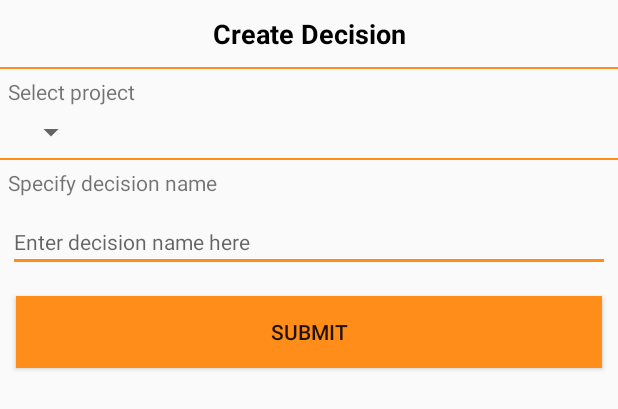
After one commit to strauss115/DecisionManagement, an Android app: the layout fragmentdialog_add.xml on its own in the app's theme, with its tools: preview values and no code run, on a phone screen of 412 x 824 dp. The commit adds this screen. Shown: the top 409 px of the screen. Run offline under Robolectric (Android 15) with nearby library versions, the phone set to English and light mode, and no system bars.

Commit message:
Add Decision View

```diff
--- a/DecisionManagementAndroidApp/app/src/main/java/at/jku/se/decisiondocu/MainActivity.java
+++ b/DecisionManagementAndroidApp/app/src/main/java/at/jku/se/decisiondocu/MainActivity.java
@@ -14,7 +14,6 @@ import android.support.v7.widget.Toolbar;
 import android.util.Log;
 import android.view.Menu;
 import android.view.MenuItem;
-import android.view.View;
 import android.widget.TextView;
 
 import org.androidannotations.annotations.AfterViews;
@@ -24,12 +23,12 @@ import org.androidannotations.annotations.EFragment;
 import org.androidannotations.annotations.ViewById;
 
 import at.jku.se.decisiondocu.asynctask.RestNetworkTasks;
+import at.jku.se.decisiondocu.dialog.CreateDecisionDialog_;
 import at.jku.se.decisiondocu.fragments.ChatFragment_;
 import at.jku.se.decisiondocu.fragments.SearchFragment_;
 import at.jku.se.decisiondocu.fragments.TeamFragment_;
 import at.jku.se.decisiondocu.login.SaveSharedPreference;
 import at.jku.se.decisiondocu.restclient.RestClient;
-import at.jku.se.decisiondocu.restclient.RestHelper;
 
 @EActivity(R.layout.activity_main)
 public class MainActivity extends AppCompatActivity {
@@ -150,6 +149,8 @@ public class MainActivity extends AppCompatActivity {
     void fab_pressed(){
         Snackbar.make(mViewPager, "Replace with your own action", Snackbar.LENGTH_LONG)
                 .setAction("Action", null).show();
+        CreateDecisionDialog_ creatdialog = new CreateDecisionDialog_();
+        creatdialog.show(getSupportFragmentManager(), "Create new Decision");
     }
 
 
--- /dev/null
+++ b/DecisionManagementAndroidApp/app/src/main/java/at/jku/se/decisiondocu/dialog/CreateDecisionDialog.java
@@ -0,0 +1,43 @@
+package at.jku.se.decisiondocu.dialog;
+
+import android.support.v4.app.DialogFragment;
+import android.util.Log;
+import android.widget.LinearLayout;
+import android.widget.Spinner;
+
+import org.androidannotations.annotations.AfterViews;
+import org.androidannotations.annotations.Bean;
+import org.androidannotations.annotations.Click;
+import org.androidannotations.annotations.EFragment;
+import org.androidannotations.annotations.ViewById;
+
+import at.jku.se.decisiondocu.R;
+import at.jku.se.decisiondocu.beans.TeamAdapter;
+
+/**
+ * Created by Benjamin on 24.12.2015.
+ */
+@EFragment(R.layout.fragmentdialog_add)
+public class CreateDecisionDialog extends DialogFragment {
+
+    @ViewById(R.id.teamchoosspinner)
+    Spinner spinner;
+
+    @Bean
+    TeamAdapter mAdapter;
+
+    @AfterViews
+    void init() {
+        getDialog().getWindow().setLayout(400,LinearLayout.LayoutParams.WRAP_CONTENT);
+        spinner.setAdapter(mAdapter);
+
+    }
+
+    @Click(R.id.add_btn_submit)
+    void submit() {
+        Log.d("btn", "submit");
+    }
+
+
+
+}
--- a/DecisionManagementAndroidApp/app/src/main/java/at/jku/se/decisiondocu/restclient/RestHelper.java
+++ b/DecisionManagementAndroidApp/app/src/main/java/at/jku/se/decisiondocu/restclient/RestHelper.java
@@ -1,6 +1,4 @@
 package at.jku.se.decisiondocu.restclient;
-
-import com.fasterxml.jackson.annotation.JsonIgnoreProperties;
 
 import org.glassfish.hk2.api.Descriptor;
 import org.glassfish.hk2.api.Filter;
@@ -21,6 +19,7 @@ public class RestHelper {
 
     public static boolean DEBUG_MODE = true;
 
+   // public static final String BASEURL_OFFLINE = "http://192.168.0.104:8080/DecisionDocu/api/";
     public static final String BASEURL_OFFLINE = "http://itchyaut22.ddns.net:8080/DecisionDocu/api/";
     private static final String BASEURL_ONLINE = "http://ubuntu.mayerb.net:8080/DecisionDocu/api/";
 
--- a/DecisionManagementAndroidApp/app/src/main/res/layout/fragment_search.xml
+++ b/DecisionManagementAndroidApp/app/src/main/res/layout/fragment_search.xml
@@ -54,14 +54,16 @@
                     android:textColor="@color/colorPrimaryDark" />
             </LinearLayout>
 
-            <View style="@style/Divider" />
+            <View style="@style/ListDivider" />
         </LinearLayout>
 
         <!-- List View -->
         <ListView
             android:id="@+id/list_view"
             android:layout_width="fill_parent"
-            android:layout_height="wrap_content" />
+            android:layout_height="wrap_content"
+            android:divider="@color/colorAccent"
+            android:dividerHeight="1dip" />
     </LinearLayout>
 
 </android.support.v4.widget.SwipeRefreshLayout>
--- /dev/null
+++ b/DecisionManagementAndroidApp/app/src/main/res/layout/fragmentdialog_add.xml
@@ -0,0 +1,87 @@
+<?xml version="1.0" encoding="utf-8"?>
+<RelativeLayout xmlns:android="http://schemas.android.com/apk/res/android"
+    android:orientation="vertical" android:layout_width="match_parent"
+    android:layout_height="wrap_content">
+
+    <LinearLayout xmlns:android="http://schemas.android.com/apk/res/android"
+        android:orientation="vertical" android:layout_width="match_parent"
+        android:layout_height="wrap_content">
+
+    <TextView
+        android:layout_width="match_parent"
+        android:layout_height="wrap_content"
+        android:textAppearance="?android:attr/textAppearanceMedium"
+        android:text="@string/create_decision"
+        android:textColor="@color/textFieldColor"
+        android:textStyle="bold"
+        android:gravity="center"
+        android:id="@+id/search_detail_title"
+        android:layout_gravity="center_horizontal"
+        android:layout_margin="10dp" />
+
+    <View style="@style/ListDivider" />
+
+    <TextView
+        android:layout_width="wrap_content"
+        android:layout_height="wrap_content"
+        android:textAppearance="?android:attr/textAppearanceSmall"
+        android:text="@string/add_select_team"
+        android:layout_margin="5dp" />
+
+    <LinearLayout
+        android:layout_width="match_parent"
+        android:layout_height="wrap_content"
+        android:orientation="horizontal"
+        android:paddingBottom="5dp"
+        android:paddingLeft="10dp"
+        android:paddingRight="10dp" >
+
+        <Spinner
+            android:id="@+id/teamchoosspinner"
+            android:layout_width="wrap_content"
+            android:layout_height="wrap_content" />
+    </LinearLayout>
+
+    <View style="@style/ListDivider" />
+
+    <TextView
+        android:layout_width="wrap_content"
+        android:layout_height="wrap_content"
+        android:textAppearance="?android:attr/textAppearanceSmall"
+        android:text="@string/add_select_desc_name"
+        android:layout_marginTop="5dp"
+        android:layout_marginLeft="5dp" />
+
+    <EditText
+        android:layout_width="match_parent"
+        android:layout_height="wrap_content"
+        android:id="@+id/add_desc_name"
+        android:layout_gravity="center_horizontal"
+        android:layout_marginTop="10dp"
+        android:layout_marginLeft="5dp"
+        android:layout_marginRight="5dp"
+        android:hint="Enter decision name here"
+        android:textAppearance="?android:attr/textAppearanceSmall"
+        android:layout_marginBottom="5dp" />
+
+    <LinearLayout
+        android:orientation="horizontal"
+        android:layout_width="match_parent"
+        android:layout_height="match_parent"
+        android:layout_margin="5dp">
+
+        <Button
+            android:layout_width="0dp"
+            android:layout_weight=".50"
+            android:layout_margin="5dp"
+            android:background="@color/colorAccent"
+            android:layout_height="wrap_content"
+            android:text="Submit"
+            android:id="@+id/add_btn_submit"
+            android:layout_marginLeft="10dp"
+            android:layout_marginRight="10dp" />
+    </LinearLayout>
+
+</LinearLayout>
+
+</RelativeLayout>
--- a/DecisionManagementAndroidApp/app/src/main/res/values/strings.xml
+++ b/DecisionManagementAndroidApp/app/src/main/res/values/strings.xml
@@ -53,5 +53,6 @@
     <string name="itemname_test"><![CDATA[<testvalue>]]></string>
     <string name="itemname_directProperties">decision direct properties</string>
     <string name="itemname_relationships">decision relationships</string>
+    <string name="create_decision">Create Decision</string>
 
 </resources>
--- a/DecisionManagementAndroidApp/app/src/main/res/values/styles.xml
+++ b/DecisionManagementAndroidApp/app/src/main/res/values/styles.xml
@@ -26,6 +26,12 @@
         <item name="android:background">@color/colorPrimaryDark</item>
     </style>
 
+    <style name="ListDivider">
+        <item name="android:layout_width">match_parent</item>
+        <item name="android:layout_height">1dp</item>
+        <item name="android:background">@color/colorAccent</item>
+    </style>
+
     <style name="ButtonText">
         <item name="android:layout_width">wrap_content</item>
         <item name="android:layout_height">wrap_content</item>
```
Also changed, not shown: 1 other file.
